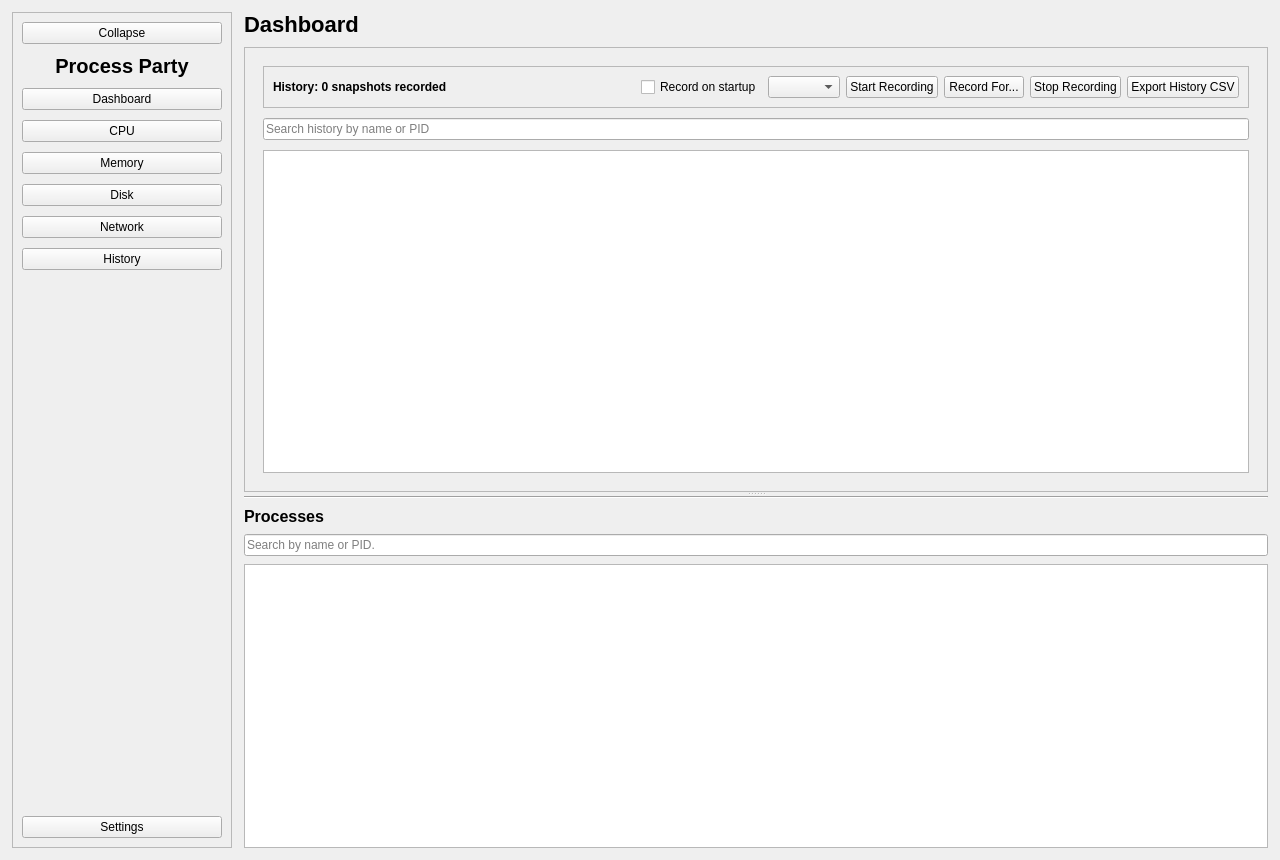
First picture: the form in mainwindow.ui, repository shiro-han/Process-Party, before the edit.
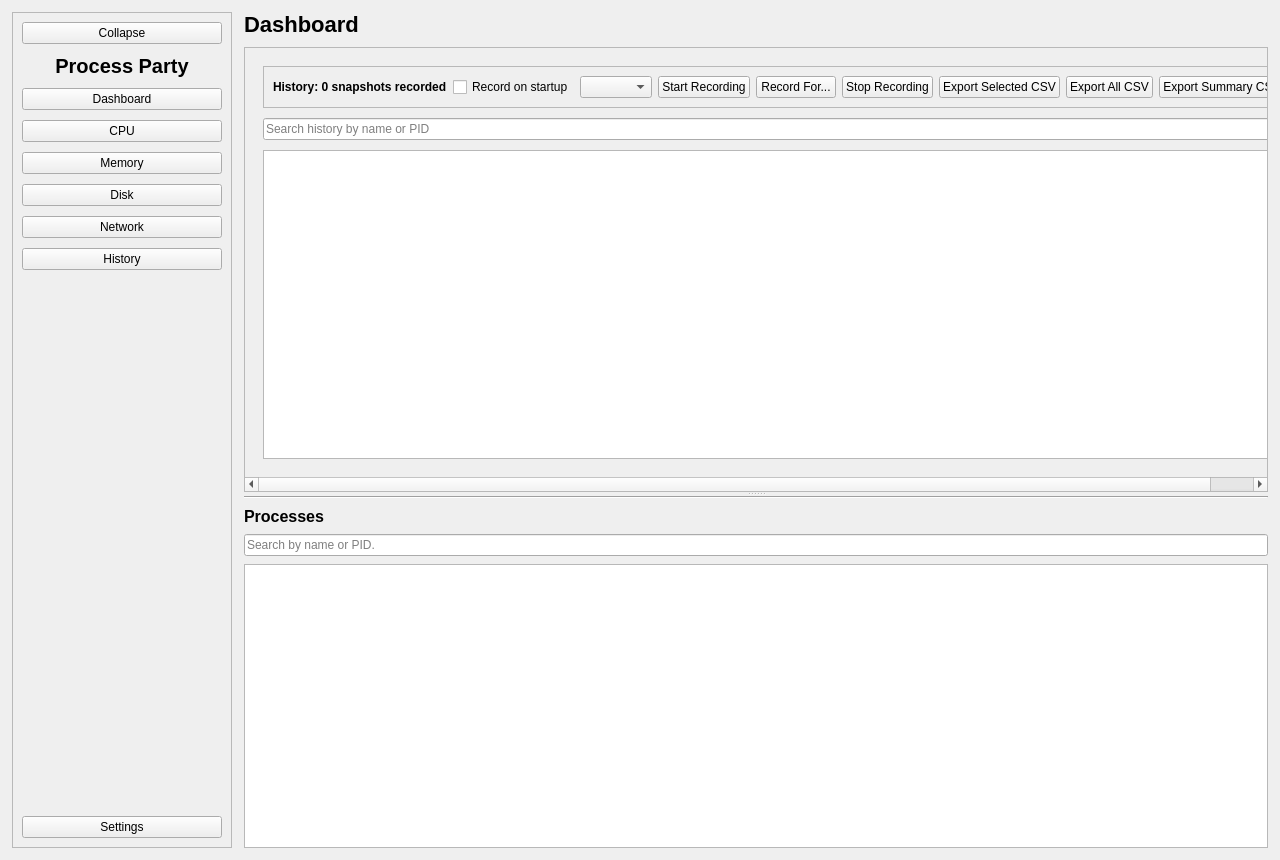
Second picture: the form after the edit. The open tabs and pages were chosen to show the change.

Commit message: v11: CSV export improvements, column selection, summary export

What changed in the file:
```diff
--- a/mainwindow.ui
+++ b/mainwindow.ui
@@ -1124,13 +1124,30 @@
                         </widget>
                       </item>
 
+                      <item>
+                       <widget class="QPushButton" name="historyExportButton">
+                        <property name="text">
+                          <string>Export Selected CSV</string>
+                        </property>
+                       </widget>
+                      </item>
+                        
                         <item>
-                         <widget class="QPushButton" name="historyExportButton">
+                         <widget class="QPushButton" name="historyExportAllButton">
                           <property name="text">
-                           <string>Export History CSV</string>
+                           <string>Export All CSV</string>
                           </property>
                          </widget>
                         </item>
+                        
+                        <item>
+                         <widget class="QPushButton" name="historyExportSummaryButton">
+                          <property name="text">
+                           <string>Export Summary CSV</string>
+                          </property>
+                         </widget>
+                        </item>
+                        
                       </layout>
                      </widget>
                     </item>
```
The commit also changes 2 other files.
